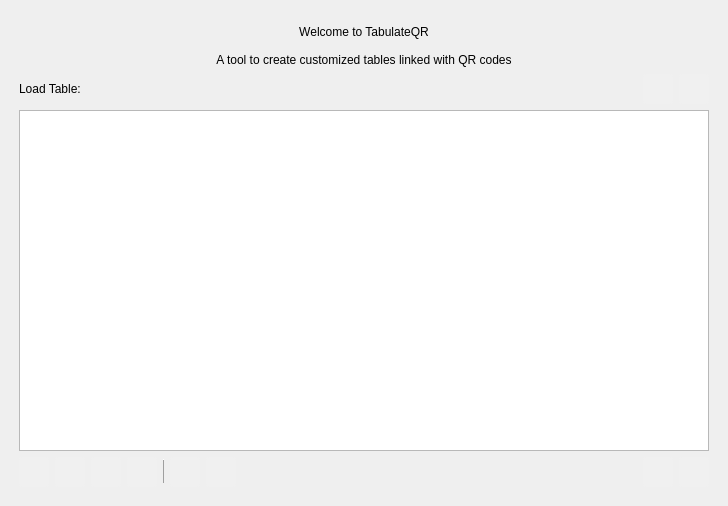
The window that src/qtui/0.Welcome_MW.ui (AgroClimaticTools/TabulateQR) describes before a commit, drawn with Qt 5.
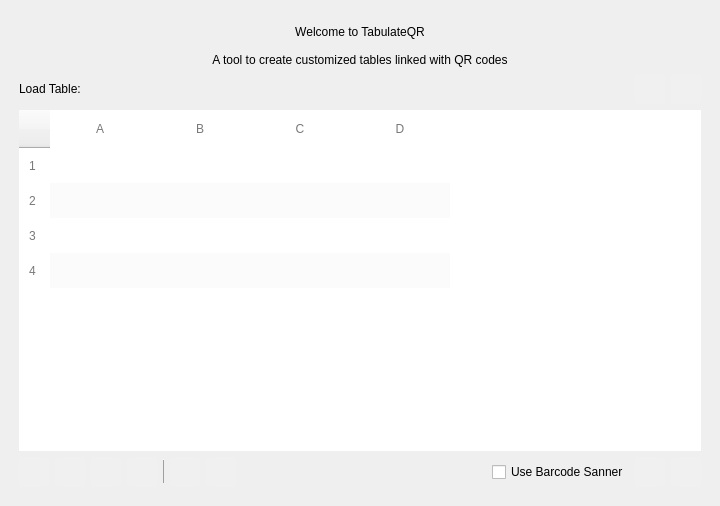
The same window after the commit. Icons and pictures are not drawn.

Diff of the .ui file:
```diff
--- a/src/qtui/0.Welcome_MW.ui
+++ b/src/qtui/0.Welcome_MW.ui
@@ -9,7 +9,7 @@
    <rect>
     <x>0</x>
     <y>0</y>
-    <width>728</width>
+    <width>720</width>
     <height>506</height>
    </rect>
   </property>
@@ -58,6 +58,9 @@
      <height>480</height>
     </size>
    </property>
+   <property name="styleSheet">
+    <string notr="true"/>
+   </property>
    <layout class="QVBoxLayout" name="verticalLayout_2">
     <item>
      <layout class="QVBoxLayout" name="verticalLayout" stretch="0,0,0,0,0">
@@ -267,6 +270,145 @@
           <height>300</height>
          </size>
         </property>
+        <property name="styleSheet">
+         <string notr="true">QTableView {
+	background-color: #ffffff;
+	alternate-background-color: #fbfbfb;
+    font-size: 12px;
+	border: none;
+}
+
+QTableView::item {
+    padding: 10px;
+}
+
+QTableView::item:hover {
+    background-color: #dbecf4;
+}
+
+QTableView::item:selected {
+    background-color: #b0bec5;
+	color: black;
+	font-weight: bold;
+}
+QTableView::item:hover:selected {
+    background-color: #b0bec5;
+	gridline-color: #b0bec5;
+	color: black;
+	font-weight: bold;
+}
+
+
+QHeaderView {
+	background-color: #ffffff;
+}
+
+QHeaderView::section {
+	background-color: #ffffff;
+    font-size: 12px;
+	color: rgb(120, 120, 120);
+    padding: 10px;
+	border: none;
+}
+
+QHeaderView::section:hover {
+    background-color: #dbecf4;
+	color: black;
+}
+
+QHeaderView::section:checked {
+    background-color: #b0bec5;
+	color: black;
+}</string>
+        </property>
+        <property name="alternatingRowColors">
+         <bool>true</bool>
+        </property>
+        <property name="selectionMode">
+         <enum>QAbstractItemView::ExtendedSelection</enum>
+        </property>
+        <property name="showGrid">
+         <bool>false</bool>
+        </property>
+        <property name="gridStyle">
+         <enum>Qt::NoPen</enum>
+        </property>
+        <property name="sortingEnabled">
+         <bool>false</bool>
+        </property>
+        <property name="wordWrap">
+         <bool>false</bool>
+        </property>
+        <property name="cornerButtonEnabled">
+         <bool>true</bool>
+        </property>
+        <attribute name="horizontalHeaderCascadingSectionResizes">
+         <bool>true</bool>
+        </attribute>
+        <attribute name="horizontalHeaderMinimumSectionSize">
+         <number>40</number>
+        </attribute>
+        <attribute name="horizontalHeaderStretchLastSection">
+         <bool>false</bool>
+        </attribute>
+        <attribute name="verticalHeaderVisible">
+         <bool>true</bool>
+        </attribute>
+        <attribute name="verticalHeaderCascadingSectionResizes">
+         <bool>false</bool>
+        </attribute>
+        <attribute name="verticalHeaderDefaultSectionSize">
+         <number>35</number>
+        </attribute>
+        <attribute name="verticalHeaderHighlightSections">
+         <bool>true</bool>
+        </attribute>
+        <attribute name="verticalHeaderMinimumSectionSize">
+         <number>35</number>
+        </attribute>
+        <attribute name="verticalHeaderStretchLastSection">
+         <bool>false</bool>
+        </attribute>
+        <row>
+         <property name="text">
+          <string>1</string>
+         </property>
+        </row>
+        <row>
+         <property name="text">
+          <string>2</string>
+         </property>
+        </row>
+        <row>
+         <property name="text">
+          <string>3</string>
+         </property>
+        </row>
+        <row>
+         <property name="text">
+          <string>4</string>
+         </property>
+        </row>
+        <column>
+         <property name="text">
+          <string>A</string>
+         </property>
+        </column>
+        <column>
+         <property name="text">
+          <string>B</string>
+         </property>
+        </column>
+        <column>
+         <property name="text">
+          <string>C</string>
+         </property>
+        </column>
+        <column>
+         <property name="text">
+          <string>D</string>
+         </property>
+        </column>
        </widget>
       </item>
       <item>
@@ -576,6 +718,16 @@
           </property>
          </spacer>
         </item>
+        <item>
+         <widget class="QCheckBox" name="useBarcodeScanner_checkBox">
+          <property name="styleSheet">
+           <string notr="true">font: 9pt &quot;MS Shell Dlg 2&quot;;</string>
+          </property>
+          <property name="text">
+           <string>Use Barcode Sanner</string>
+          </property>
+         </widget>
+        </item>
         <item>
          <widget class="QPushButton" name="scan_btn_wlcm">
           <property name="sizePolicy">
```
